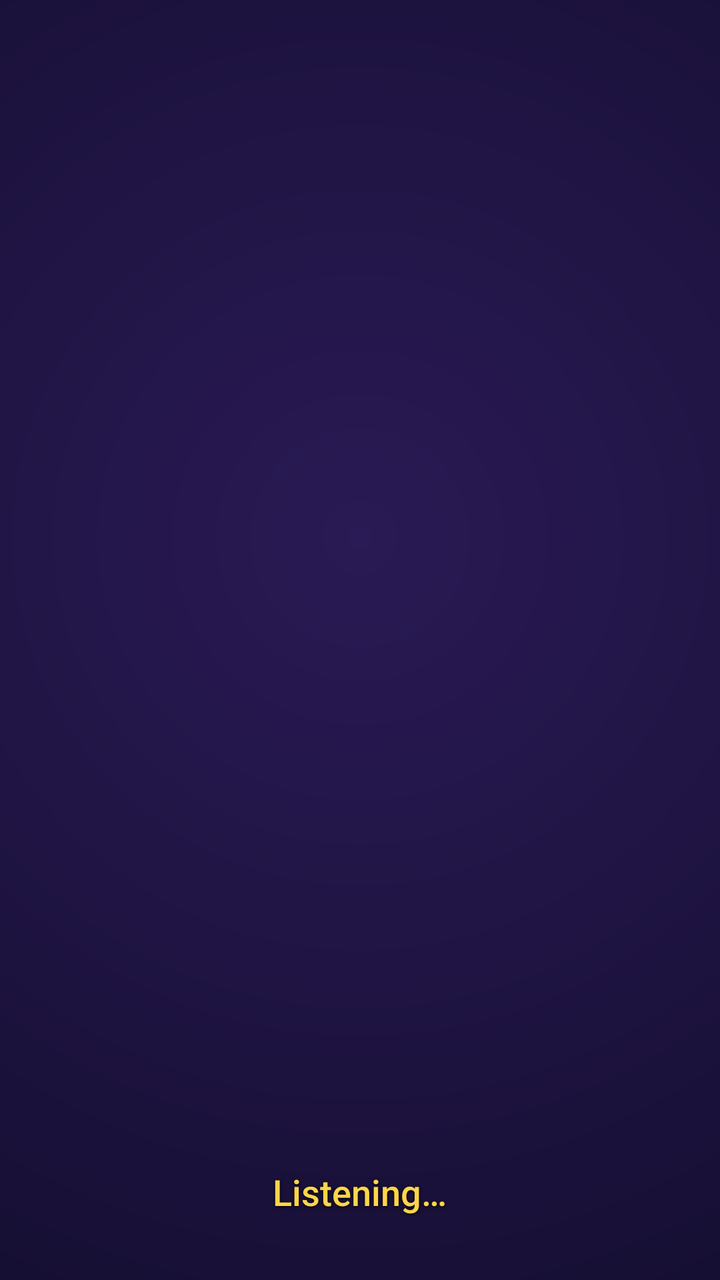
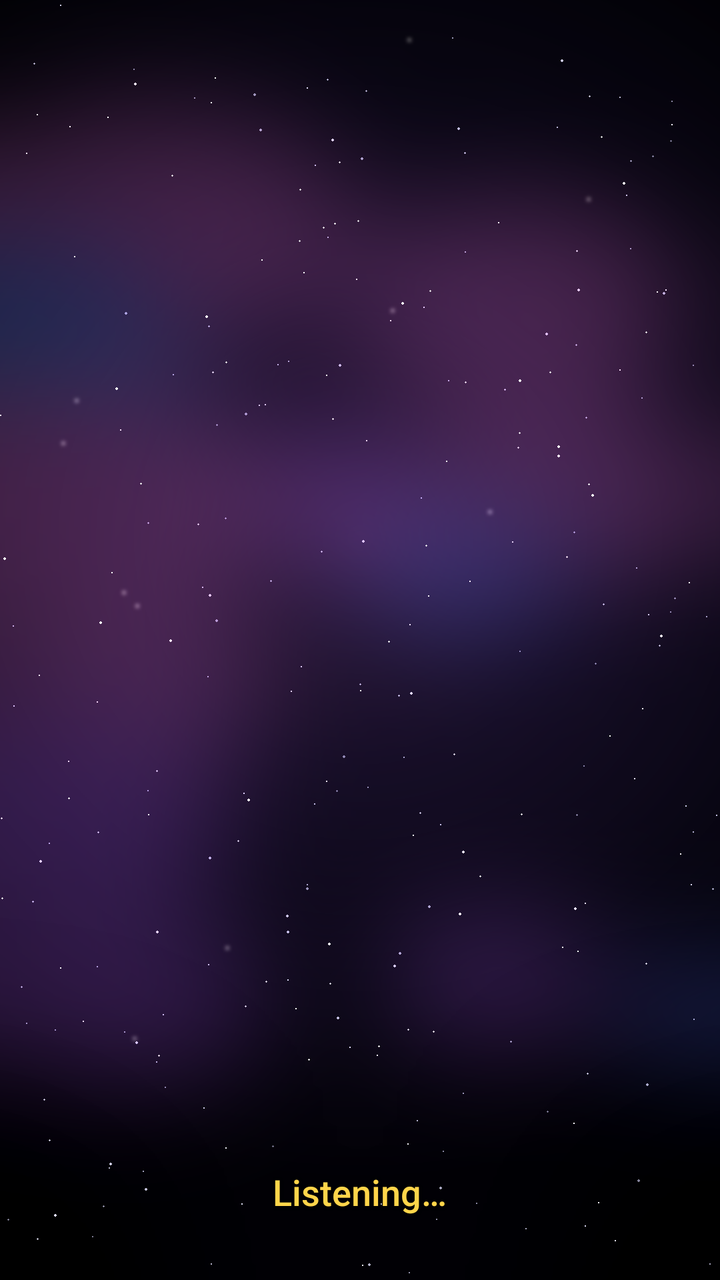

The first picture is an Android layout as it rendered before a commit; the second is the same layout after the commit. The layout source and the unified diff follow.
<!-- AndroidManifest.xml: application theme AppTheme -->
<!-- res/layout/aureon_voice_overlay.xml -->
<?xml version="1.0" encoding="utf-8"?>
<FrameLayout xmlns:android="http://schemas.android.com/apk/res/android"
    android:layout_width="match_parent"
    android:layout_height="match_parent"
    android:background="@drawable/aureon_deep_space_bg">

    
    <TextureView
        android:id="@+id/aureon_orb_texture"
        android:layout_width="300dp"
        android:layout_height="300dp"
        android:layout_gravity="center" />

    
    <LinearLayout
        android:layout_width="match_parent"
        android:layout_height="wrap_content"
        android:layout_gravity="bottom"
        android:orientation="vertical"
        android:gravity="center"
        android:padding="32dp">

        <TextView
            android:id="@+id/aureon_status_text"
            android:layout_width="wrap_content"
            android:layout_height="wrap_content"
            android:text="Listening…"
            android:textColor="#FFD54A"
            android:textSize="18sp"
            android:fontFamily="sans-serif-medium"
            android:shadowColor="#000000"
            android:shadowDx="0"
            android:shadowDy="1"
            android:shadowRadius="4" />

        <TextView
            android:id="@+id/aureon_response_text"
            android:layout_width="match_parent"
            android:layout_height="wrap_content"
            android:layout_marginTop="12dp"
            android:text=""
            android:textColor="#FFFFFF"
            android:textSize="16sp"
            android:gravity="center"
            android:shadowColor="#000000"
            android:shadowDx="0"
            android:shadowDy="1"
            android:shadowRadius="4"
            android:visibility="gone" />

    </LinearLayout>

</FrameLayout>
<!-- resources referenced by this layout -->
<resources>
  <!-- drawable aureon_deep_space_bg (drawable) -->
  <?xml version="1.0" encoding="utf-8"?>
  <shape xmlns:android="http://schemas.android.com/apk/res/android"
      android:shape="rectangle">
      <gradient
          android:type="radial"
          android:gradientRadius="900dp"
          android:centerX="0.5"
          android:centerY="0.42"
          android:startColor="#2A1A55"
          android:centerColor="#140E30"
          android:endColor="#050510" />
  </shape>
  <style name="AppTheme" parent="Theme.AppCompat.Light.DarkActionBar">
          
          <item name="colorPrimary">@color/colorPrimary</item>
          <item name="colorPrimaryDark">@color/colorPrimaryDark</item>
          <item name="colorAccent">@color/colorAccent</item>
      </style>
  <color tools:ignore="UnusedResources" name="colorPrimary">#3F51B5</color>
  <color tools:ignore="UnusedResources" name="colorPrimaryDark">#303F9F</color>
  <color tools:ignore="UnusedResources" name="colorAccent">#FF4081</color>
</resources>

<!-- the commit's change to res/layout/aureon_voice_overlay.xml (unified diff, before → after) -->
@@ -5,11 +5,20 @@
     android:background="@drawable/aureon_deep_space_bg">
 
     
+    <ImageView
+        android:layout_width="match_parent"
+        android:layout_height="match_parent"
+        android:scaleType="centerCrop"
+        android:src="@drawable/aureon_cosmic_bg"
+        android:contentDescription="@null" />
+
+    
     <TextureView
         android:id="@+id/aureon_orb_texture"
-        android:layout_width="300dp"
-        android:layout_height="300dp"
-        android:layout_gravity="center" />
+        android:layout_width="240dp"
+        android:layout_height="240dp"
+        android:layout_gravity="center"
+        android:layout_marginTop="60dp" />
 
     
     <LinearLayout
<!-- resource entries referenced after the edit -->
@@ -1,5 +1,6 @@
 <!-- resources referenced by this layout -->
 <resources>
+  <!-- drawable aureon_cosmic_bg: png bitmap (drawable-nodpi, 332915 bytes) -->
   <!-- drawable aureon_deep_space_bg (drawable) -->
   <?xml version="1.0" encoding="utf-8"?>
   <shape xmlns:android="http://schemas.android.com/apk/res/android"
